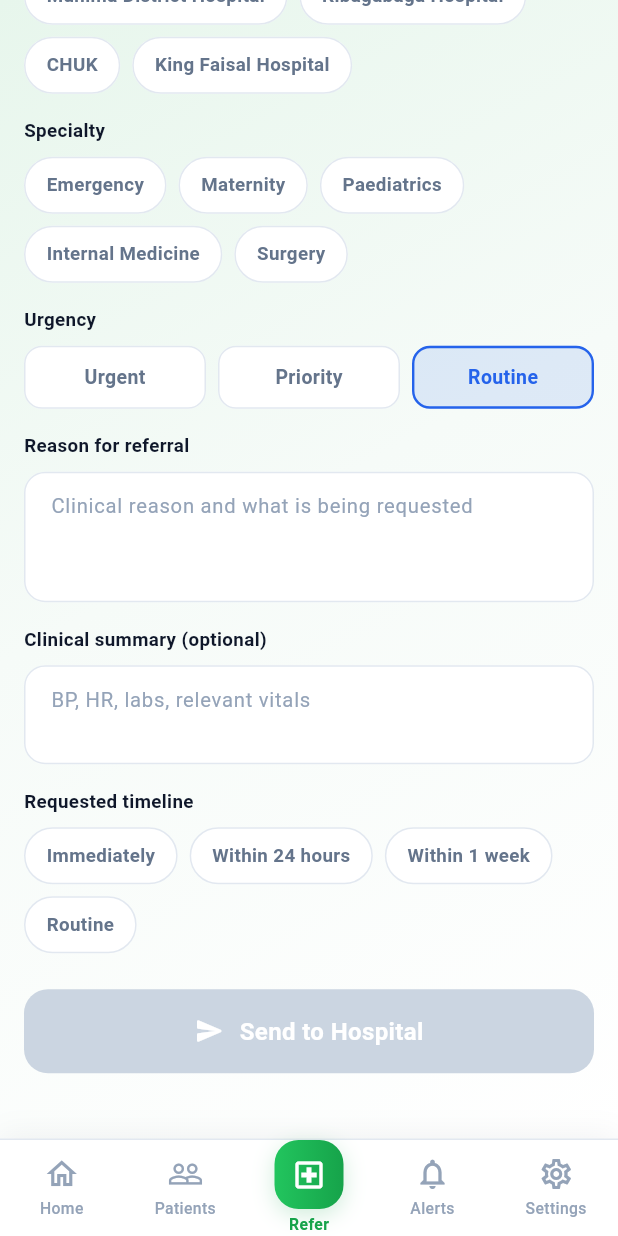
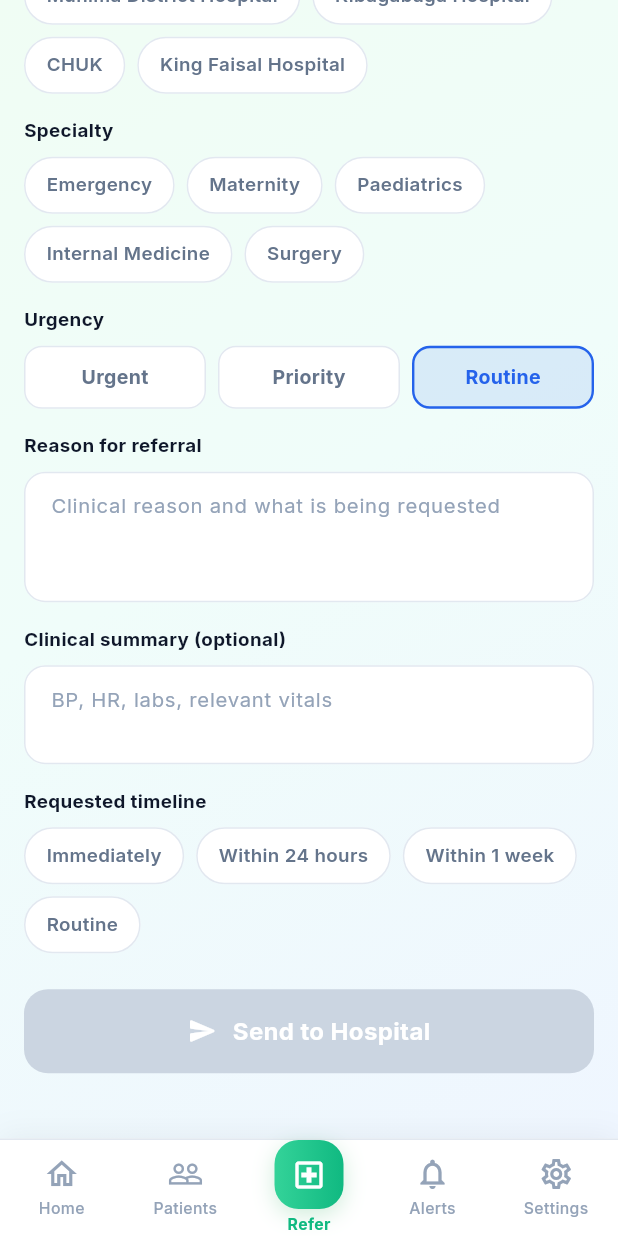
Before and after one commit to b-sandrine/Ubuzima_connect, a Flutter app: the _ChwReferralView screen opened directly, scrolled down 401 dp, on a phone screen of 412 x 824 dp. Run offline on Flutter 3.47's test engine with Material 3 defaults, Android fonts, the light colour scheme and no system bars; our stand-ins replace bloc, cached_network_image, cloud_firestore, connectivity_plus, dartz, equatable and 14 more; accounts and stored records are empty.

Commit message:
chore(theme): adopt Inter font and Lucide icons, align tokens to design
Bundle the Inter typeface (used across the Figma design) and add the
Lucide icon set so screens can match the mockups exactly. Retune the
brand palette to the design's emerald primary and green-to-blue washes.

```diff
--- a/lib/core/theme/app_colors.dart
+++ b/lib/core/theme/app_colors.dart
@@ -5,25 +5,26 @@ import 'package:flutter/material.dart';
 /// states, and near-white surfaces that stay legible in the bright field
 /// conditions CHWs actually work in.
 abstract final class AppColors {
-  // Brand
-  static const Color primary = Color(0xFF16A34A); // green 600
-  static const Color primaryLight = Color(0xFF22C55E); // green 500
-  static const Color primaryDark = Color(0xFF15803D); // green 700
+  // Brand — emerald is the design file's dominant brand hue.
+  static const Color primary = Color(0xFF10B981); // emerald 500
+  static const Color primaryLight = Color(0xFF34D399); // emerald 400
+  static const Color primaryDark = Color(0xFF059669); // emerald 600
   static const Color secondary = Color(0xFF2563EB); // blue 600
 
-  /// Fill for pill buttons and patient summary cards, which the design
-  /// draws as a light-to-dark sweep rather than a flat colour.
+  /// The signature emerald sweep the design uses on pill buttons, the app
+  /// mark, and patient summary cards — a light-to-deep emerald, not a flat
+  /// fill.
   static const List<Color> primaryGradient = [
-    Color(0xFF22C55E),
-    Color(0xFF16A34A),
+    Color(0xFF34D399),
+    Color(0xFF10B981),
   ];
 
-  /// The soft mint wash sitting behind every onboarding and dashboard
-  /// screen.
+  /// The soft green-to-blue wash sitting behind every onboarding and
+  /// dashboard screen (green-50 → blue-50 in the design).
   static const List<Color> backgroundGradient = [
-    Color(0xFFE7F6EC),
-    Color(0xFFF6FBF8),
-    Color(0xFFFFFFFF),
+    Color(0xFFF0FDF4),
+    Color(0xFFF0FDFA),
+    Color(0xFFEFF6FF),
   ];
 
   // Semantic / clinical status
@@ -41,12 +42,12 @@ abstract final class AppColors {
   /// Per-role accents. Each role keeps the same hue everywhere it appears —
   /// icon tile, badge, selection ring — so the association is learned once
   /// and reused across the CHW, patient, and doctor surfaces.
-  static const Color roleChw = Color(0xFF16A34A);
-  static const Color roleChwTint = Color(0xFFDCFCE7);
-  static const Color rolePatient = Color(0xFF2563EB);
-  static const Color rolePatientTint = Color(0xFFDBEAFE);
-  static const Color roleDoctor = Color(0xFFEA580C);
-  static const Color roleDoctorTint = Color(0xFFFFEDD5);
+  static const Color roleChw = Color(0xFF10B981); // emerald 500
+  static const Color roleChwTint = Color(0xFFD1FAE5); // emerald 100
+  static const Color rolePatient = Color(0xFF3B82F6); // blue 500
+  static const Color rolePatientTint = Color(0xFFDBEAFE); // blue 100
+  static const Color roleDoctor = Color(0xFFEA580C); // orange 600
+  static const Color roleDoctorTint = Color(0xFFFFEDD5); // orange 100
 
   // Neutrals
   static const Color lightBackground = Color(0xFFF6FBF8);
--- a/lib/core/theme/app_theme.dart
+++ b/lib/core/theme/app_theme.dart
@@ -40,6 +40,9 @@ abstract final class AppTheme {
       useMaterial3: true,
       colorScheme: colorScheme,
       scaffoldBackgroundColor: scaffoldBackground,
+      // Inter is the design file's typeface; bundled in assets/fonts so the
+      // app matches the mockups offline.
+      fontFamily: 'Inter',
       textTheme: AppTextStyles.textTheme.apply(
         bodyColor: colorScheme.onSurface,
         displayColor: colorScheme.onSurface,
```
Also changed, not shown: pubspec.yaml (+16 -0 lines), assets/fonts/Inter-Bold.ttf (added), assets/fonts/Inter-ExtraBold.ttf (added), assets/fonts/Inter-Medium.ttf (added), assets/fonts/Inter-Regular.ttf (added), assets/fonts/Inter-SemiBold.ttf (added), pubspec.lock, 1 other file.
